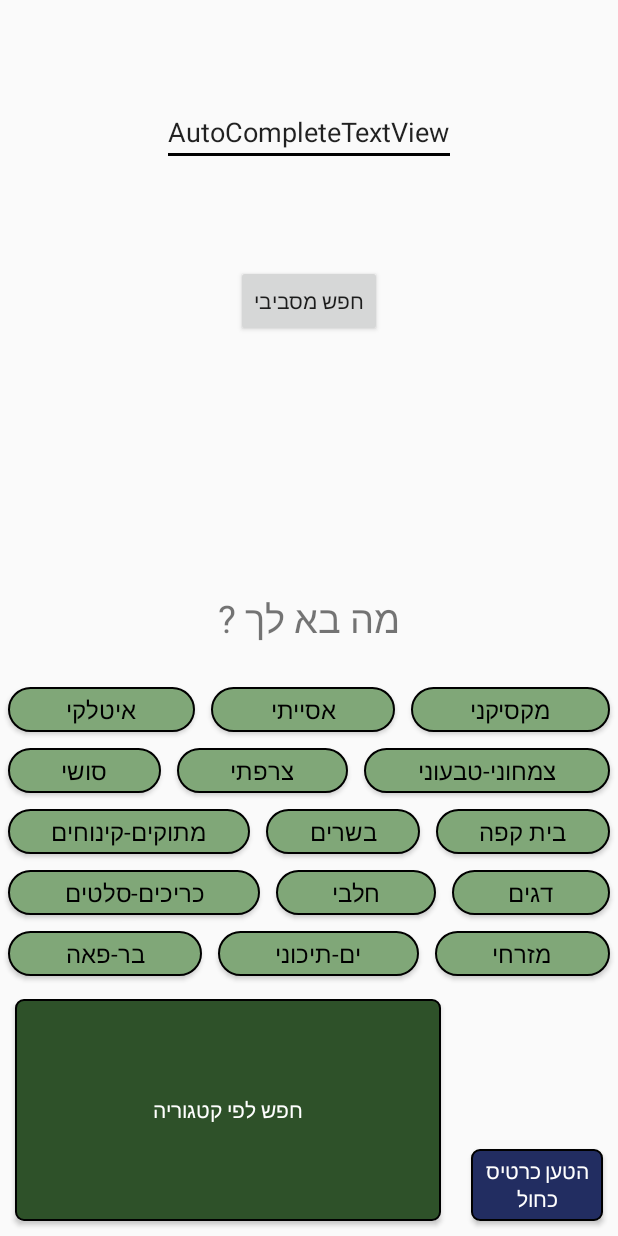
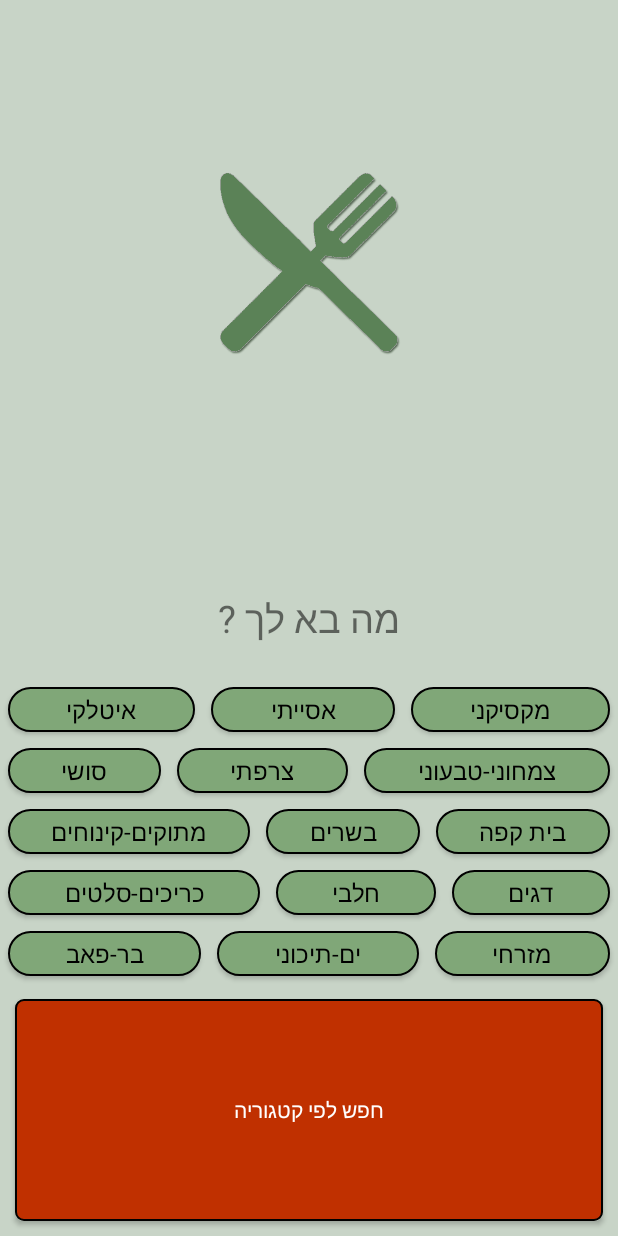
Before and after one commit to alex-ilgayev/hever-rest, an Android app: the screen it shows after launch (FrontActivity), on a phone screen of 412 x 824 dp. Run offline under Robolectric (Android 15) with nearby library versions, the phone set to English and light mode, and no system bars; 4 statements that could not run were skipped.

Commit message:
fixing things for publishing

```diff
--- /dev/null
+++ b/app/src/main/res/drawable/item_button_orange.xml
@@ -0,0 +1,7 @@
+<?xml version="1.0" encoding="utf-8"?>
+<shape xmlns:android="http://schemas.android.com/apk/res/android">
+    <solid android:color="@color/colorOrangeDark"/>
+    <stroke android:width="1dp" android:color="#000000" />
+    <corners android:radius="5dip"/>
+
+</shape>
--- /dev/null
+++ b/app/src/main/res/drawable/ripple_button_orange.xml
@@ -0,0 +1,6 @@
+<?xml version="1.0" encoding="utf-8"?>
+<ripple xmlns:android="http://schemas.android.com/apk/res/android"
+    android:color="@color/colorOrangeLight">
+    <item android:drawable="@drawable/item_button_orange"/>
+
+</ripple>
--- a/app/src/main/res/layout/activity_front.xml
+++ b/app/src/main/res/layout/activity_front.xml
@@ -8,6 +8,7 @@
     android:paddingLeft="@dimen/activity_horizontal_margin"
     android:paddingRight="@dimen/activity_horizontal_margin"
     android:paddingTop="@dimen/activity_vertical_margin"
+    android:background="#c8d4c7"
     tools:context="com.alex.heverrest.FrontActivity">
 
     <AutoCompleteTextView
@@ -17,16 +18,27 @@
         android:layout_height="wrap_content"
         android:layout_alignParentTop="true"
         android:layout_centerHorizontal="true"
-        android:layout_marginTop="65dp" />
+        android:layout_marginTop="65dp"
+        android:visibility="gone"/>
+
+    <ImageView
+        android:layout_width="150dp"
+        android:layout_height="150dp"
+        android:layout_below="@+id/etSearch"
+        android:layout_centerHorizontal="true"
+        android:layout_marginTop="100dp"
+        android:src="@drawable/icon"/>
 
     <Button
         android:id="@+id/btnLookAround"
         android:text="חפש מסביבי"
-        android:layout_width="wrap_content"
+        android:layout_width="250dp"
         android:layout_height="wrap_content"
         android:layout_below="@+id/etSearch"
         android:layout_centerHorizontal="true"
-        android:layout_marginTop="66dp" />
+        android:layout_marginTop="130dp"
+        style="@style/CustomButtonOrange"
+        android:visibility="gone"/>
 
     <TextView
         android:id="@+id/tvLabel"
@@ -149,7 +161,7 @@
             android:orientation="horizontal">
             <TextView
                 android:id="@+id/tvCatBar"
-                android:text="בר-פאה"
+                android:text="בר-פאב"
                 style="@style/Category"
                 android:onClick="onClickSelectedCategory"
                 />
@@ -167,13 +179,8 @@
                 />
         </LinearLayout>
     </LinearLayout>
-
-    <!--<FrameLayout-->
-        <!--android:id="@+id/flChargeBlue"-->
-        <!--android:layout_width="wrap_content"-->
-        <!--android:layout_height="wrap_content"-->
-        <!--android:foreground="?attr/selectableItemBackground">-->
         <Button
+            android:visibility="gone"
             android:layout_alignParentBottom="true"
             android:layout_toEndOf="@+id/etSearch"
             android:layout_margin="10dp"
@@ -182,9 +189,6 @@
             android:layout_height="wrap_content"
             android:id="@+id/btnChargeBlue"
             style="@style/CustomButtonBlue"/>
-    <!--</FrameLayout>-->
-
-
     <Button
         android:layout_margin="10dp"
         android:text="@string/category_search"
@@ -193,7 +197,7 @@
         android:layout_height="match_parent"
         android:layout_below="@+id/llSubTypes"
         android:layout_toStartOf="@id/btnChargeBlue"
-        style="@style/CustomButtonGreen"/>
+        style="@style/CustomButtonOrange"/>
 
 
 </RelativeLayout>
--- a/app/src/main/res/layout/activity_main.xml
+++ b/app/src/main/res/layout/activity_main.xml
@@ -9,7 +9,7 @@
     android:paddingRight="@dimen/activity_horizontal_margin"
     android:paddingTop="@dimen/activity_vertical_margin"
     tools:context="com.alex.heverrest.RestListActivity"
-    android:background="#e7e7e7">
+    android:background="#c8d4c7">
 
     <ListView
         android:id="@+id/lvRests"
--- a/app/src/main/res/values/colors.xml
+++ b/app/src/main/res/values/colors.xml
@@ -4,4 +4,6 @@
     <color name="colorPrimary">#44ef00</color>
     <color name="colorPrimaryDark">#2e5129</color>
     <color name="colorAccent">#000000</color>
+    <color name="colorOrangeDark">#C03000</color>
+    <color name="colorOrangeLight">#c75e3d</color>
 </resources>
--- a/app/src/main/res/values/strings.xml
+++ b/app/src/main/res/values/strings.xml
@@ -8,4 +8,5 @@
     <string name="json_error">קרתה שגיאה בטעינת קובץ המסעדות</string>
     <string name="location_error">שגיאה במיקום המכשיר</string>
     <string name="location_accuracy_error">יש בעיה בדיוק מיקום</string>
+    <string name="no_location_error">לא ניתנה הרשאה למיקום, המיקום לא יהיה פעיל</string>
 </resources>
--- a/app/src/main/res/values/styles.xml
+++ b/app/src/main/res/values/styles.xml
@@ -34,6 +34,13 @@
         <item name="android:background">@drawable/ripple_button_green</item>
         <item name="android:textColor">#ffffff</item>
     </style>
+
+    <style name="CustomButtonOrange" parent="@android:style/TextAppearance.Widget.Button">
+        <item name="android:gravity">center</item>
+        <item name="android:background">@drawable/ripple_button_orange</item>
+        <item name="android:textColor">#ffffff</item>
+    </style>
+
     <style name="CustomButtonBlue" parent="@android:style/TextAppearance.Widget.Button">
         <item name="android:gravity">center</item>
         <item name="android:background">@drawable/ripple_button_blue</item>
--- a/build.gradle
+++ b/build.gradle
@@ -5,7 +5,7 @@ buildscript {
         jcenter()
     }
     dependencies {
-        classpath 'com.android.tools.build:gradle:2.2.3'
+        classpath 'com.android.tools.build:gradle:2.3.3'
 
         // NOTE: Do not place your application dependencies here; they belong
         // in the individual module build.gradle files
```
Also changed, not shown: app/src/main/java/com/alex/heverrest/FrontActivity.java (+24 -23 lines), app/src/main/ic_launcher-web.png (added), app/src/main/res/drawable/icon.png (added), app/src/main/res/mipmap-hdpi/ic_launcher.png, app/src/main/res/mipmap-mdpi/ic_launcher.png, app/src/main/res/mipmap-xhdpi/ic_launcher.png, app/src/main/res/mipmap-xxhdpi/ic_launcher.png, app/src/main/res/mipmap-xxxhdpi/ic_launcher.png, gradle/wrapper/gradle-wrapper.properties, 2 other files.
